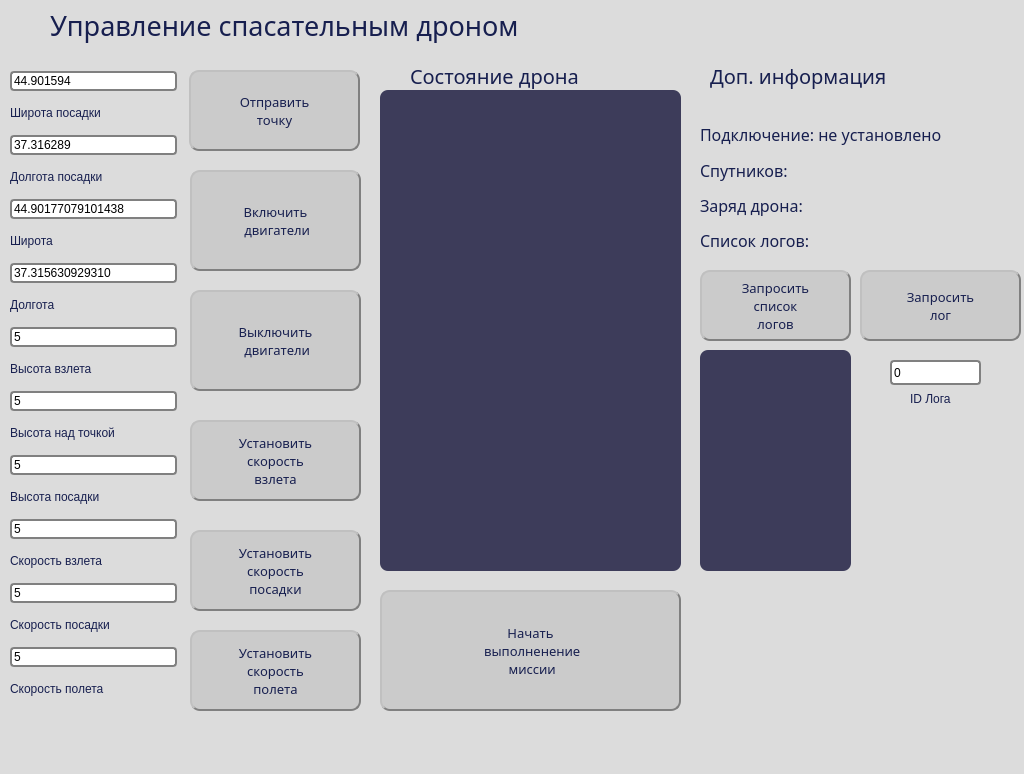
Before: the Qt Designer form mainwindow.ui in NickolayGoloburdin/wifi_drone_interface, drawn with Qt 5.
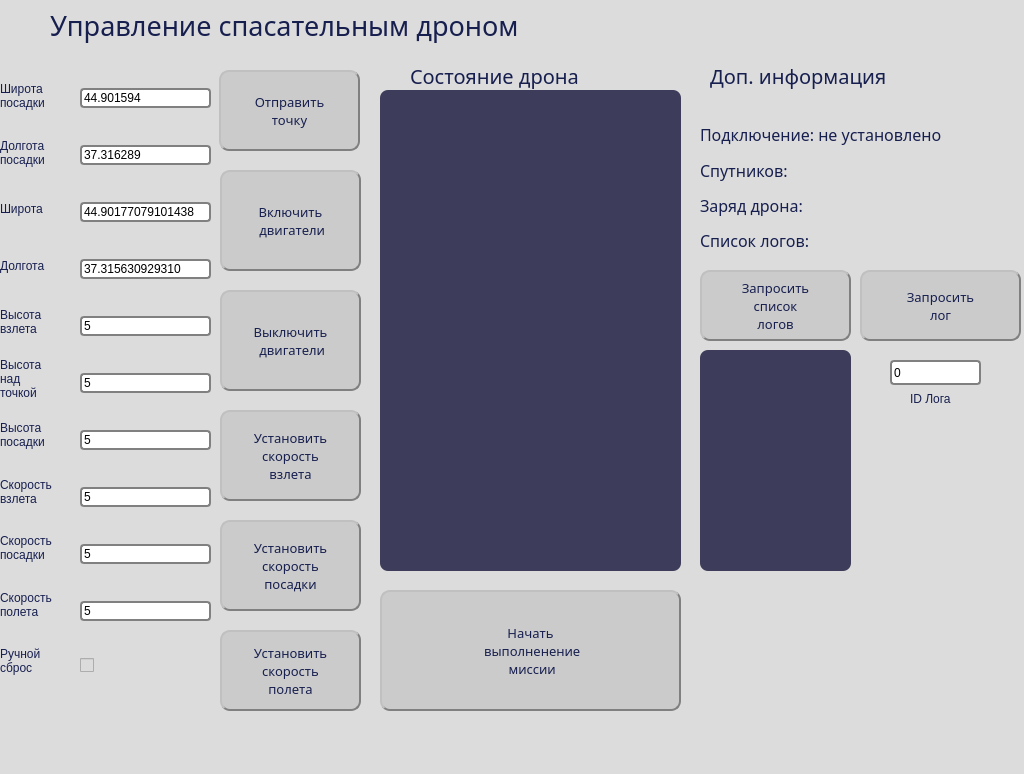
After: the same form once the commit is applied. Icons and pictures are not drawn.

Patch:
```diff
--- a/mainwindow.ui
+++ b/mainwindow.ui
@@ -328,10 +328,10 @@
    <widget class="QWidget" name="verticalLayoutWidget">
     <property name="geometry">
      <rect>
-      <x>10</x>
-      <y>70</y>
-      <width>167</width>
-      <height>641</height>
+      <x>80</x>
+      <y>50</y>
+      <width>131</width>
+      <height>661</height>
      </rect>
     </property>
     <layout class="QVBoxLayout" name="verticalLayout_2">
@@ -360,18 +360,6 @@
        </property>
       </widget>
      </item>
-     <item>
-      <widget class="QLabel" name="label_7">
-       <property name="styleSheet">
-        <string notr="true">QLabel{
-font: 9pt &quot;Segoe UI Semibold&quot;;
-	color:rgb(23, 31, 79)}</string>
-       </property>
-       <property name="text">
-        <string>Широта посадки</string>
-       </property>
-      </widget>
-     </item>
      <item>
       <widget class="QLineEdit" name="land_y">
        <property name="styleSheet">
@@ -385,18 +373,6 @@
        </property>
       </widget>
      </item>
-     <item>
-      <widget class="QLabel" name="label_8">
-       <property name="styleSheet">
-        <string notr="true">QLabel{
-font: 9pt &quot;Segoe UI Semibold&quot;;
-	color:rgb(23, 31, 79)}</string>
-       </property>
-       <property name="text">
-        <string>Долгота посадки</string>
-       </property>
-      </widget>
-     </item>
      <item>
       <widget class="QLineEdit" name="attitude">
        <property name="styleSheet">
@@ -410,18 +386,6 @@
        </property>
       </widget>
      </item>
-     <item>
-      <widget class="QLabel" name="label">
-       <property name="styleSheet">
-        <string notr="true">QLabel{
-font: 9pt &quot;Segoe UI Semibold&quot;;
-	color:rgb(23, 31, 79)}</string>
-       </property>
-       <property name="text">
-        <string>Широта</string>
-       </property>
-      </widget>
-     </item>
      <item>
       <widget class="QLineEdit" name="longtitude">
        <property name="styleSheet">
@@ -435,18 +399,6 @@
        </property>
       </widget>
      </item>
-     <item>
-      <widget class="QLabel" name="label_2">
-       <property name="styleSheet">
-        <string notr="true">QLabel{
-font: 9pt &quot;Segoe UI Semibold&quot;;
-	color:rgb(23, 31, 79)}</string>
-       </property>
-       <property name="text">
-        <string>Долгота</string>
-       </property>
-      </widget>
-     </item>
      <item>
       <widget class="QLineEdit" name="height_takeoff">
        <property name="styleSheet">
@@ -460,18 +412,6 @@
        </property>
       </widget>
      </item>
-     <item>
-      <widget class="QLabel" name="label_3">
-       <property name="styleSheet">
-        <string notr="true">QLabel{
-font: 9pt &quot;Segoe UI Semibold&quot;;
-	color:rgb(23, 31, 79)}</string>
-       </property>
-       <property name="text">
-        <string>Высота взлета</string>
-       </property>
-      </widget>
-     </item>
      <item>
       <widget class="QLineEdit" name="height_point">
        <property name="styleSheet">
@@ -485,18 +425,6 @@
        </property>
       </widget>
      </item>
-     <item>
-      <widget class="QLabel" name="label_9">
-       <property name="styleSheet">
-        <string notr="true">QLabel{
-font: 9pt &quot;Segoe UI Semibold&quot;;
-	color:rgb(23, 31, 79)}</string>
-       </property>
-       <property name="text">
-        <string>Высота над точкой</string>
-       </property>
-      </widget>
-     </item>
      <item>
       <widget class="QLineEdit" name="height_land">
        <property name="styleSheet">
@@ -510,18 +438,6 @@
        </property>
       </widget>
      </item>
-     <item>
-      <widget class="QLabel" name="label_10">
-       <property name="styleSheet">
-        <string notr="true">QLabel{
-font: 9pt &quot;Segoe UI Semibold&quot;;
-	color:rgb(23, 31, 79)}</string>
-       </property>
-       <property name="text">
-        <string>Высота посадки</string>
-       </property>
-      </widget>
-     </item>
      <item>
       <widget class="QLineEdit" name="takeoff_speed">
        <property name="styleSheet">
@@ -535,18 +451,6 @@
        </property>
       </widget>
      </item>
-     <item>
-      <widget class="QLabel" name="label_12">
-       <property name="styleSheet">
-        <string notr="true">QLabel{
-font: 9pt &quot;Segoe UI Semibold&quot;;
-	color:rgb(23, 31, 79)}</string>
-       </property>
-       <property name="text">
-        <string>Скорость взлета</string>
-       </property>
-      </widget>
-     </item>
      <item>
       <widget class="QLineEdit" name="land_speed">
        <property name="styleSheet">
@@ -560,18 +464,6 @@
        </property>
       </widget>
      </item>
-     <item>
-      <widget class="QLabel" name="label_13">
-       <property name="styleSheet">
-        <string notr="true">QLabel{
-font: 9pt &quot;Segoe UI Semibold&quot;;
-	color:rgb(23, 31, 79)}</string>
-       </property>
-       <property name="text">
-        <string>Скорость посадки</string>
-       </property>
-      </widget>
-     </item>
      <item>
       <widget class="QLineEdit" name="fly_speed">
        <property name="styleSheet">
@@ -586,14 +478,12 @@
       </widget>
      </item>
      <item>
-      <widget class="QLabel" name="label_14">
-       <property name="styleSheet">
-        <string notr="true">QLabel{
-font: 9pt &quot;Segoe UI Semibold&quot;;
-	color:rgb(23, 31, 79)}</string>
+      <widget class="QCheckBox" name="manual_drop">
+       <property name="layoutDirection">
+        <enum>Qt::LeftToRight</enum>
        </property>
        <property name="text">
-        <string>Скорость полета</string>
+        <string/>
        </property>
       </widget>
      </item>
@@ -602,9 +492,9 @@
    <widget class="QPushButton" name="SendPoint">
     <property name="geometry">
      <rect>
-      <x>189</x>
+      <x>219</x>
       <y>70</y>
-      <width>171</width>
+      <width>141</width>
       <height>81</height>
      </rect>
     </property>
@@ -740,10 +630,10 @@
    <widget class="QPushButton" name="set_takeoff_speed">
     <property name="geometry">
      <rect>
-      <x>190</x>
-      <y>420</y>
-      <width>171</width>
-      <height>81</height>
+      <x>220</x>
+      <y>410</y>
+      <width>141</width>
+      <height>91</height>
      </rect>
     </property>
     <property name="font">
@@ -783,10 +673,10 @@
    <widget class="QPushButton" name="set_land_speed">
     <property name="geometry">
      <rect>
-      <x>190</x>
-      <y>530</y>
-      <width>171</width>
-      <height>81</height>
+      <x>220</x>
+      <y>520</y>
+      <width>141</width>
+      <height>91</height>
      </rect>
     </property>
     <property name="font">
@@ -826,9 +716,9 @@
    <widget class="QPushButton" name="set_fly_speed">
     <property name="geometry">
      <rect>
-      <x>190</x>
+      <x>220</x>
       <y>630</y>
-      <width>171</width>
+      <width>141</width>
       <height>81</height>
      </rect>
     </property>
@@ -869,9 +759,9 @@
    <widget class="QPushButton" name="Disarm">
     <property name="geometry">
      <rect>
-      <x>190</x>
+      <x>220</x>
       <y>290</y>
-      <width>171</width>
+      <width>141</width>
       <height>101</height>
      </rect>
     </property>
@@ -911,9 +801,9 @@
    <widget class="QPushButton" name="Arm">
     <property name="geometry">
      <rect>
-      <x>190</x>
+      <x>220</x>
       <y>170</y>
-      <width>171</width>
+      <width>141</width>
       <height>101</height>
      </rect>
     </property>
@@ -953,10 +843,10 @@
    <widget class="QLabel" name="label_15">
     <property name="geometry">
      <rect>
-      <x>790</x>
+      <x>820</x>
       <y>540</y>
       <width>201</width>
-      <height>191</height>
+      <height>211</height>
      </rect>
     </property>
     <property name="accessibleName">
@@ -972,6 +862,169 @@
      <pixmap>C:/Users/kokak/Desktop/build-anapa_drone_gui-Desktop_Qt_5_12_8_MinGW_64_bit-Debug/debug/ipu.png</pixmap>
     </property>
    </widget>
+   <widget class="QWidget" name="verticalLayoutWidget_2">
+    <property name="geometry">
+     <rect>
+      <x>0</x>
+      <y>50</y>
+      <width>71</width>
+      <height>661</height>
+     </rect>
+    </property>
+    <layout class="QVBoxLayout" name="verticalLayout">
+     <property name="spacing">
+      <number>0</number>
+     </property>
+     <property name="topMargin">
+      <number>18</number>
+     </property>
+     <property name="bottomMargin">
+      <number>22</number>
+     </property>
+     <item>
+      <widget class="QLabel" name="label_7">
+       <property name="styleSheet">
+        <string notr="true">QLabel{
+font: 9pt &quot;Segoe UI Semibold&quot;;
+	color:rgb(23, 31, 79)}</string>
+       </property>
+       <property name="text">
+        <string>Широта
+посадки</string>
+       </property>
+      </widget>
+     </item>
+     <item>
+      <widget class="QLabel" name="label_8">
+       <property name="styleSheet">
+        <string notr="true">QLabel{
+font: 9pt &quot;Segoe UI Semibold&quot;;
+	color:rgb(23, 31, 79)}</string>
+       </property>
+       <property name="text">
+        <string>Долгота
+посадки</string>
+       </property>
+      </widget>
+     </item>
+     <item>
+      <widget class="QLabel" name="label">
+       <property name="styleSheet">
+        <string notr="true">QLabel{
+font: 9pt &quot;Segoe UI Semibold&quot;;
+	color:rgb(23, 31, 79)}</string>
+       </property>
+       <property name="text">
+        <string>Широта</string>
+       </property>
+      </widget>
+     </item>
+     <item>
+      <widget class="QLabel" name="label_2">
+       <property name="styleSheet">
+        <string notr="true">QLabel{
+font: 9pt &quot;Segoe UI Semibold&quot;;
+	color:rgb(23, 31, 79)}</string>
+       </property>
+       <property name="text">
+        <string>Долгота</string>
+       </property>
+      </widget>
+     </item>
+     <item>
+      <widget class="QLabel" name="label_3">
+       <property name="styleSheet">
+        <string notr="true">QLabel{
+font: 9pt &quot;Segoe UI Semibold&quot;;
+	color:rgb(23, 31, 79)}</string>
+       </property>
+       <property name="text">
+        <string>Высота
+взлета</string>
+       </property>
+      </widget>
+     </item>
+     <item>
+      <widget class="QLabel" name="label_9">
+       <property name="styleSheet">
+        <string notr="true">QLabel{
+font: 9pt &quot;Segoe UI Semibold&quot;;
+	color:rgb(23, 31, 79)}</string>
+       </property>
+       <property name="text">
+        <string>Высота
+над
+точкой</string>
+       </property>
+      </widget>
+     </item>
+     <item>
+      <widget class="QLabel" name="label_10">
+       <property name="styleSheet">
+        <string notr="true">QLabel{
+font: 9pt &quot;Segoe UI Semibold&quot;;
+	color:rgb(23, 31, 79)}</string>
+       </property>
+       <property name="text">
+        <string>Высота
+посадки</string>
+       </property>
+      </widget>
+     </item>
+     <item>
+      <widget class="QLabel" name="label_12">
+       <property name="styleSheet">
+        <string notr="true">QLabel{
+font: 9pt &quot;Segoe UI Semibold&quot;;
+	color:rgb(23, 31, 79)}</string>
+       </property>
+       <property name="text">
+        <string>Скорость
+взлета</string>
+       </property>
+      </widget>
+     </item>
+     <item>
+      <widget class="QLabel" name="label_13">
+       <property name="styleSheet">
+        <string notr="true">QLabel{
+font: 9pt &quot;Segoe UI Semibold&quot;;
+	color:rgb(23, 31, 79)}</string>
+       </property>
+       <property name="text">
+        <string>Скорость
+посадки</string>
+       </property>
+      </widget>
+     </item>
+     <item>
+      <widget class="QLabel" name="label_14">
+       <property name="styleSheet">
+        <string notr="true">QLabel{
+font: 9pt &quot;Segoe UI Semibold&quot;;
+	color:rgb(23, 31, 79)}</string>
+       </property>
+       <property name="text">
+        <string>Скорость
+полета</string>
+       </property>
+      </widget>
+     </item>
+     <item>
+      <widget class="QLabel" name="label_16">
+       <property name="styleSheet">
+        <string notr="true">QLabel{
+font: 9pt &quot;Segoe UI Semibold&quot;;
+	color:rgb(23, 31, 79)}</string>
+       </property>
+       <property name="text">
+        <string>Ручной
+сброс</string>
+       </property>
+      </widget>
+     </item>
+    </layout>
+   </widget>
    <zorder>label_15</zorder>
    <zorder>Start</zorder>
    <zorder>label_4</zorder>
```
Left out of the diff: 6 changed lines with no effect on the pictures.
